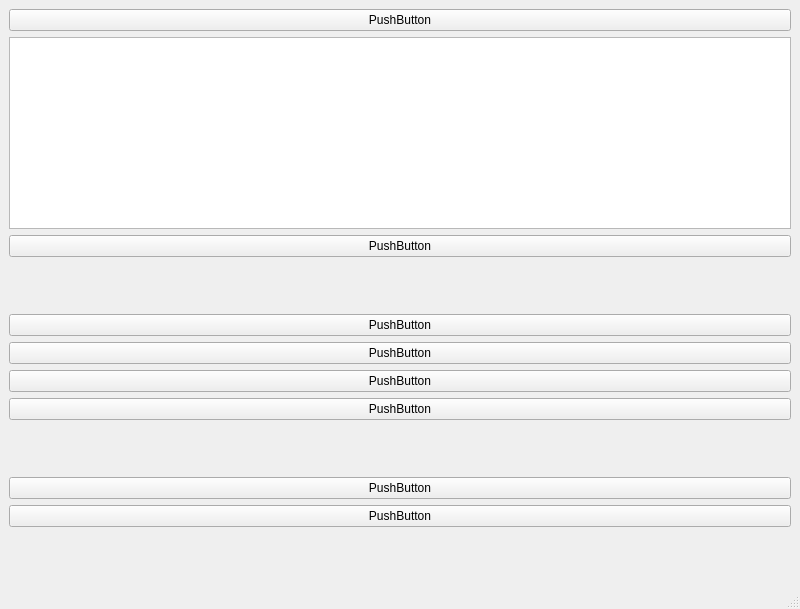
Qt form CanCommunicateLinuxVersion/UI/MainWindow.ui (serarandal/CANCommunicate) before a commit.
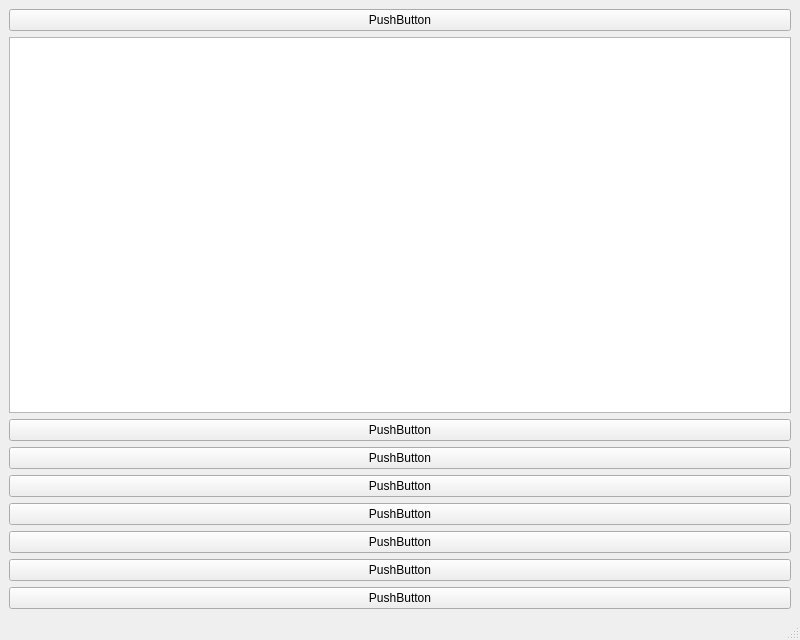
The same form after that commit.

Commit message: "It just works"Todd Howard Updated RealMainWindow UI

```diff
--- a/CanCommunicateLinuxVersion/UI/MainWindow.ui
+++ b/CanCommunicateLinuxVersion/UI/MainWindow.ui
@@ -7,7 +7,7 @@
     <x>0</x>
     <y>0</y>
     <width>800</width>
-    <height>609</height>
+    <height>640</height>
    </rect>
   </property>
   <property name="sizePolicy">
@@ -21,38 +21,26 @@
   </property>
   <widget class="QWidget" name="centralwidget">
    <layout class="QGridLayout" name="gridLayout">
-    <item row="3" column="0">
-     <spacer name="verticalSpacer_2">
-      <property name="orientation">
-       <enum>Qt::Vertical</enum>
-      </property>
-      <property name="sizeHint" stdset="0">
-       <size>
-        <width>20</width>
-        <height>40</height>
-       </size>
-      </property>
-     </spacer>
-    </item>
-    <item row="12" column="0">
+    <item row="10" column="0">
      <widget class="QPushButton" name="pushButton_3">
       <property name="text">
        <string>PushButton</string>
       </property>
      </widget>
     </item>
-    <item row="9" column="0">
-     <spacer name="verticalSpacer">
-      <property name="orientation">
-       <enum>Qt::Vertical</enum>
+    <item row="8" column="0">
+     <widget class="QPushButton" name="pushButton_4">
+      <property name="text">
+       <string>PushButton</string>
       </property>
-      <property name="sizeHint" stdset="0">
-       <size>
-        <width>20</width>
-        <height>40</height>
-       </size>
+     </widget>
+    </item>
+    <item row="2" column="0">
+     <widget class="QPushButton" name="pushButton_8">
+      <property name="text">
+       <string>PushButton</string>
       </property>
-     </spacer>
+     </widget>
     </item>
     <item row="0" column="0">
      <widget class="QPushButton" name="pushButton_5">
@@ -61,59 +49,32 @@
       </property>
      </widget>
     </item>
-    <item row="6" column="0">
-     <widget class="QPushButton" name="pushButton">
-      <property name="text">
-       <string>PushButton</string>
-      </property>
-     </widget>
-    </item>
-    <item row="7" column="0">
-     <widget class="QPushButton" name="pushButton_2">
-      <property name="text">
-       <string>PushButton</string>
-      </property>
-     </widget>
-    </item>
-    <item row="5" column="0">
-     <widget class="QPushButton" name="pushButton_6">
-      <property name="text">
-       <string>PushButton</string>
-      </property>
-     </widget>
-    </item>
-    <item row="10" column="0">
-     <widget class="QPushButton" name="pushButton_4">
-      <property name="text">
-       <string>PushButton</string>
-      </property>
-     </widget>
-    </item>
-    <item row="4" column="0">
+    <item row="3" column="0">
      <widget class="QPushButton" name="pushButton_7">
       <property name="text">
        <string>PushButton</string>
       </property>
      </widget>
     </item>
-    <item row="13" column="0">
-     <spacer name="verticalSpacer_4">
-      <property name="orientation">
-       <enum>Qt::Vertical</enum>
+    <item row="5" column="0">
+     <widget class="QPushButton" name="pushButton">
+      <property name="text">
+       <string>PushButton</string>
       </property>
-      <property name="sizeHint" stdset="0">
-       <size>
-        <width>20</width>
-        <height>40</height>
-       </size>
-      </property>
-     </spacer>
+     </widget>
     </item>
     <item row="1" column="0">
      <widget class="QListView" name="listView"/>
     </item>
-    <item row="2" column="0">
-     <widget class="QPushButton" name="pushButton_8">
+    <item row="6" column="0">
+     <widget class="QPushButton" name="pushButton_2">
+      <property name="text">
+       <string>PushButton</string>
+      </property>
+     </widget>
+    </item>
+    <item row="4" column="0">
+     <widget class="QPushButton" name="pushButton_6">
       <property name="text">
        <string>PushButton</string>
       </property>
```
The commit also changes 1 other file.
